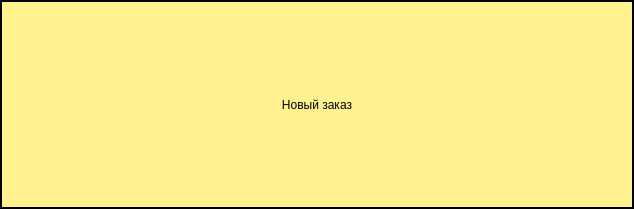
First picture: the form in neworder.ui, repository NoneType4Name/nto-contest, before the edit.
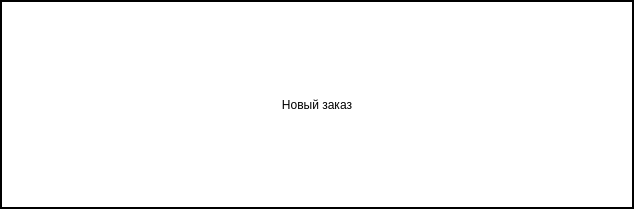
Second picture: the form after the edit.

The edit to the form file:
```diff
--- a/neworder.ui
+++ b/neworder.ui
@@ -21,14 +21,8 @@
 {
 	padding: 5px;
 	font: 13pt &quot;Segoe UI&quot;;
-	background-color: rgb(255, 242, 143);
+	background-color: rgba(0, 0, 0, 0);
 	border: 2px solid rgb(0, 0, 0);
-}
-
-QWidget:focus, QWidget:hover
-{
-	
-	background-color: rgb(255, 126, 34);
 }</string>
   </property>
   <layout class="QHBoxLayout" name="horizontalLayout">
```
Left out of the diff: 2 changed lines with no effect on the pictures.
